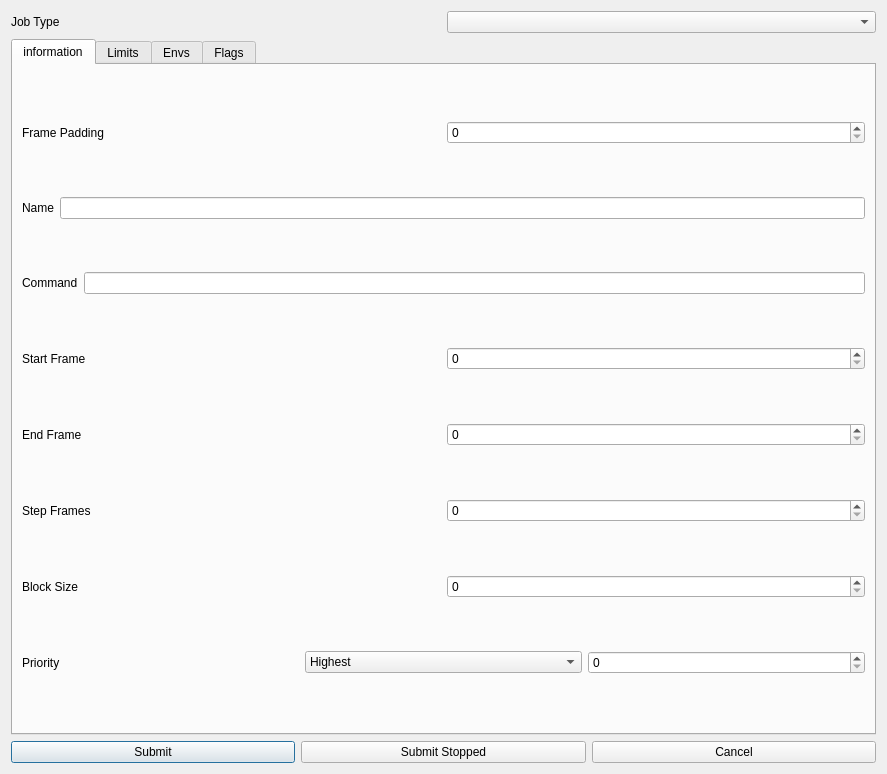
This is src/lib/ui/newJob.ui in hdd/drQt as Qt 5 draws it before an edit. The edited form follows.
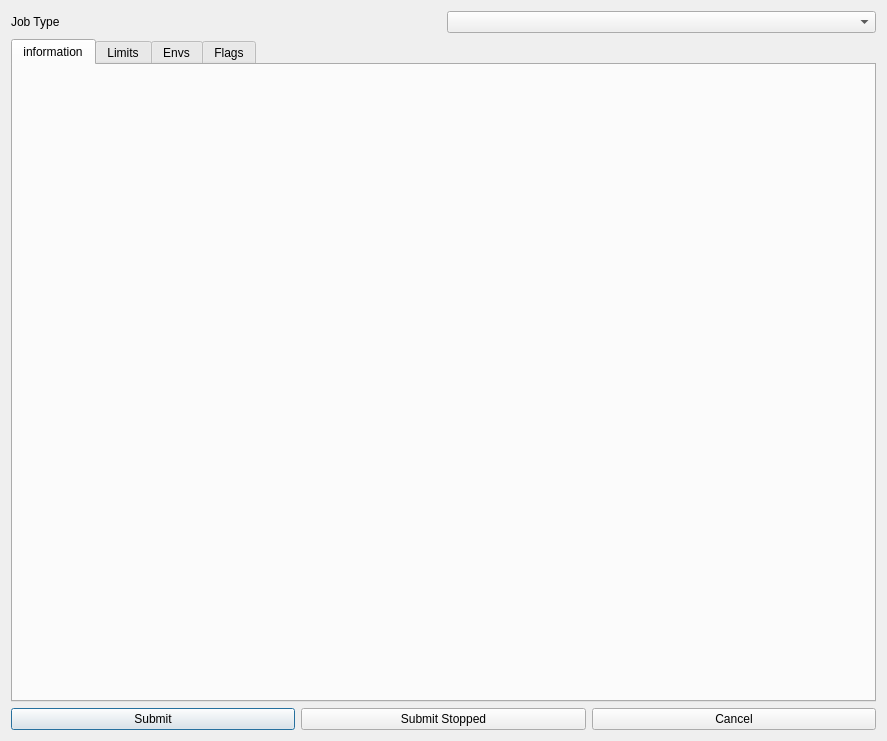
This is the edited form.

Commit message: start using json for kojs configurations

Patch:
```diff
--- a/src/lib/ui/newJob.ui
+++ b/src/lib/ui/newJob.ui
@@ -7,7 +7,7 @@
     <x>0</x>
     <y>0</y>
     <width>887</width>
-    <height>774</height>
+    <height>741</height>
    </rect>
   </property>
   <property name="windowTitle">
@@ -67,157 +67,7 @@
       </attribute>
       <layout class="QGridLayout" name="gridLayout_2">
        <item row="0" column="0">
-        <layout class="QHBoxLayout" name="horizontalLayout_28">
-         <item>
-          <widget class="QLabel" name="label_27">
-           <property name="text">
-            <string>Frame Padding</string>
-           </property>
-          </widget>
-         </item>
-         <item>
-          <widget class="QSpinBox" name="SB_padding"/>
-         </item>
-        </layout>
-       </item>
-       <item row="1" column="0">
-        <layout class="QHBoxLayout" name="horizontalLayout_20">
-         <item>
-          <widget class="QLabel" name="label_19">
-           <property name="text">
-            <string>Name</string>
-           </property>
-          </widget>
-         </item>
-         <item>
-          <widget class="QLineEdit" name="LE_name">
-           <property name="minimumSize">
-            <size>
-             <width>0</width>
-             <height>0</height>
-            </size>
-           </property>
-          </widget>
-         </item>
-        </layout>
-       </item>
-       <item row="2" column="0">
-        <layout class="QHBoxLayout" name="horizontalLayout_21">
-         <item>
-          <widget class="QLabel" name="label_20">
-           <property name="text">
-            <string>Command</string>
-           </property>
-          </widget>
-         </item>
-         <item>
-          <widget class="QLineEdit" name="LE_command"/>
-         </item>
-        </layout>
-       </item>
-       <item row="3" column="0">
-        <layout class="QHBoxLayout" name="horizontalLayout_25">
-         <item>
-          <widget class="QLabel" name="label_24">
-           <property name="text">
-            <string>Start Frame</string>
-           </property>
-          </widget>
-         </item>
-         <item>
-          <widget class="QSpinBox" name="SB_start_frame"/>
-         </item>
-        </layout>
-       </item>
-       <item row="4" column="0">
-        <layout class="QHBoxLayout" name="horizontalLayout_23">
-         <item>
-          <widget class="QLabel" name="label_22">
-           <property name="text">
-            <string>End Frame</string>
-           </property>
-          </widget>
-         </item>
-         <item>
-          <widget class="QSpinBox" name="SB_end_frame"/>
-         </item>
-        </layout>
-       </item>
-       <item row="5" column="0">
-        <layout class="QHBoxLayout" name="horizontalLayout_22">
-         <item>
-          <widget class="QLabel" name="label_21">
-           <property name="text">
-            <string>Step Frames</string>
-           </property>
-          </widget>
-         </item>
-         <item>
-          <widget class="QSpinBox" name="SB_step_frame"/>
-         </item>
-        </layout>
-       </item>
-       <item row="6" column="0">
-        <layout class="QHBoxLayout" name="horizontalLayout_24">
-         <item>
-          <widget class="QLabel" name="label_23">
-           <property name="text">
-            <string>Block Size</string>
-           </property>
-          </widget>
-         </item>
-         <item>
-          <widget class="QSpinBox" name="SB_block_size"/>
-         </item>
-        </layout>
-       </item>
-       <item row="7" column="0">
-        <layout class="QHBoxLayout" name="horizontalLayout_27">
-         <item>
-          <widget class="QLabel" name="label_26">
-           <property name="text">
-            <string>Priority</string>
-           </property>
-          </widget>
-         </item>
-         <item>
-          <widget class="QComboBox" name="CB_priority">
-           <item>
-            <property name="text">
-             <string>Highest</string>
-            </property>
-           </item>
-           <item>
-            <property name="text">
-             <string>High</string>
-            </property>
-           </item>
-           <item>
-            <property name="text">
-             <string>Normal</string>
-            </property>
-           </item>
-           <item>
-            <property name="text">
-             <string>Low</string>
-            </property>
-           </item>
-           <item>
-            <property name="text">
-             <string>Lowest</string>
-            </property>
-           </item>
-           <item>
-            <property name="text">
-             <string>Custom</string>
-            </property>
-           </item>
-          </widget>
-         </item>
-         <item>
-          <widget class="QSpinBox" name="SB_priority"/>
-         </item>
-        </layout>
+        <layout class="QVBoxLayout" name="LY_information"/>
        </item>
       </layout>
      </widget>
```
The commit also changes 7 other files.
